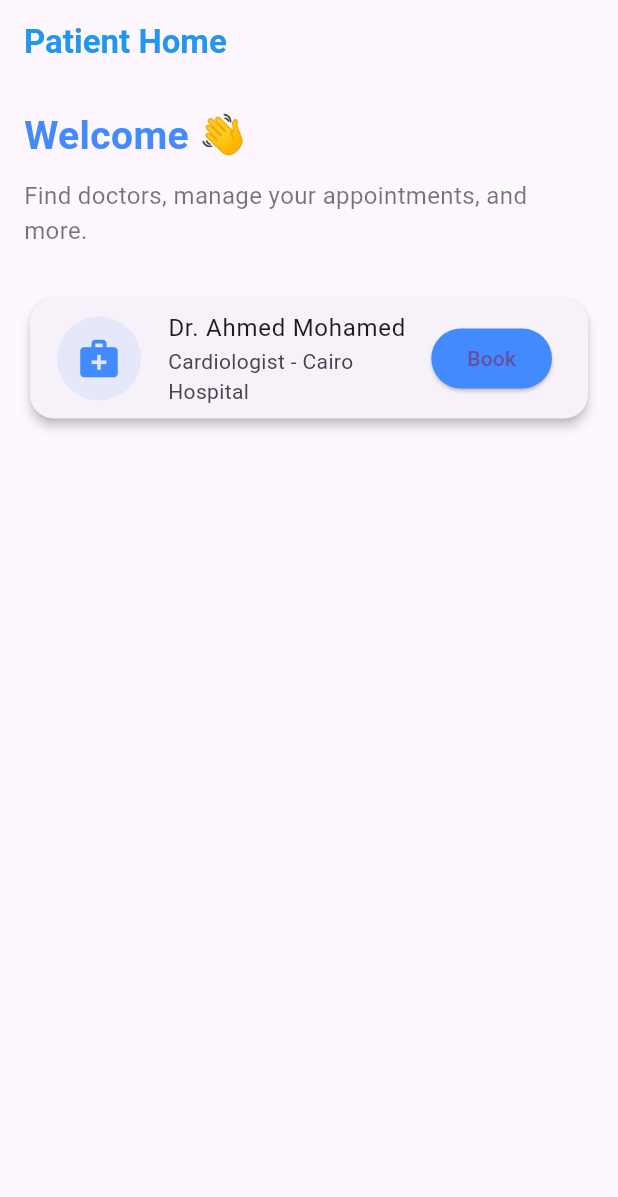
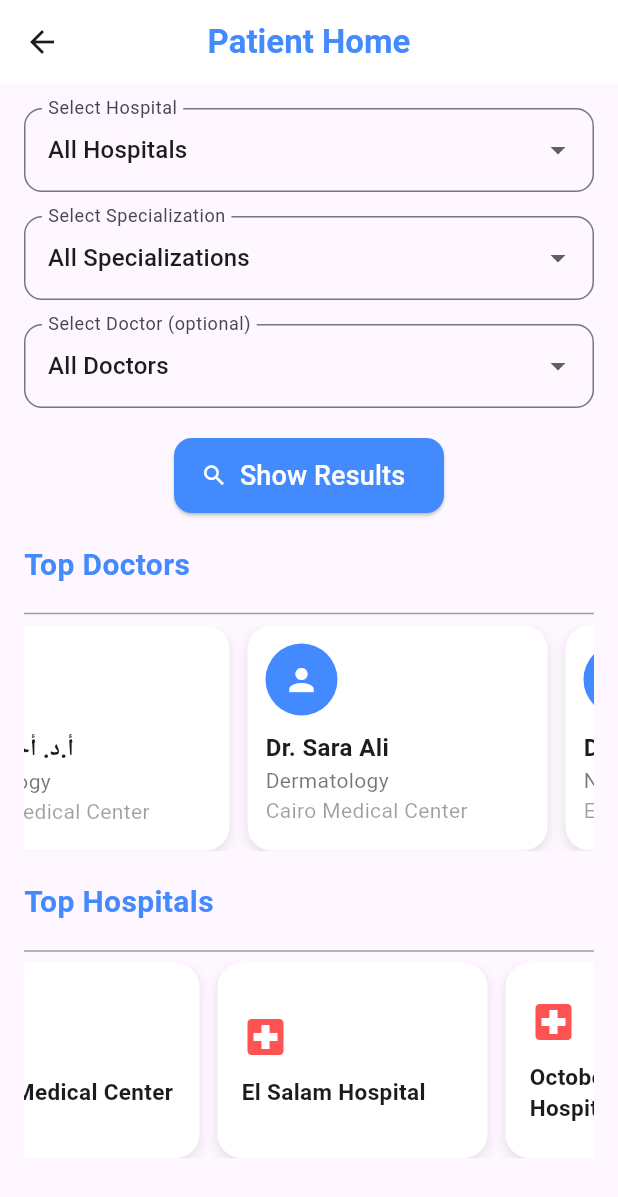
Before and after one commit to Ahmed-Elmalah/medical-app, a Flutter app: the PatientHomeScreen screen opened directly, on a phone screen of 412 x 824 dp. Shown: the top 1197 px of the screen. Run offline on Flutter 3.47's test engine with Material 3 defaults, Android fonts, the phone set to English and light mode, and no system bars.

Commit message:
to slider

```diff
--- /dev/null
+++ b/lib/data/dummy_doctors.dart
@@ -0,0 +1,27 @@
+final List<Map<String, String>> dummyDoctors = [
+  {"name": "أ.د. أحمد خالد", "hospital": "Cairo Medical Center", "specialization": "Cardiology"},
+  {"name": "Dr. Sara Ali", "hospital": "Cairo Medical Center", "specialization": "Dermatology"},
+  {"name": "Dr. Omar Hany", "hospital": "El Salam Hospital", "specialization": "Neurology"},
+  {"name": "Dr. Mona Tarek", "hospital": "October General Hospital", "specialization": "Orthopedics"},
+  {"name": "Dr. Youssef Adel", "hospital": "October General Hospital", "specialization": "Cardiology"},
+  {"name": "Dr. Hagar Said", "hospital": "El Salam Hospital", "specialization": "Pediatrics"},
+  {"name": "Dr. Kareem Hassan", "hospital": "Alex Health Care", "specialization": "Dermatology"},
+  {"name": "Dr. Laila Nasser", "hospital": "Alex Health Care", "specialization": "Gynecology"},
+  {"name": "Dr. Ahmed Zaki", "hospital": "Cairo Medical Center", "specialization": "Neurology"},
+  {"name": "Dr. Nour Tarek", "hospital": "October General Hospital", "specialization": "Pediatrics"},
+  {"name": "Dr. Sherif Nabil", "hospital": "Cairo Medical Center", "specialization": "Orthopedics"},
+  {"name": "Dr. Hend Ibrahim", "hospital": "El Salam Hospital", "specialization": "Dermatology"},
+  {"name": "Dr. Tamer Khaled", "hospital": "Alex Health Care", "specialization": "Cardiology"},
+  {"name": "Dr. Mariam Saad", "hospital": "October General Hospital", "specialization": "Gynecology"},
+  {"name": "Dr. Fady Adel", "hospital": "Cairo Medical Center", "specialization": "Pediatrics"},
+  {"name": "Dr. Rana Youssef", "hospital": "Alex Health Care", "specialization": "Neurology"},
+  {"name": "Dr. Islam Mostafa", "hospital": "El Salam Hospital", "specialization": "Orthopedics"},
+  {"name": "Dr. Salma Hassan", "hospital": "October General Hospital", "specialization": "Dermatology"},
+  {"name": "Dr. Mahmoud Omar", "hospital": "Cairo Medical Center", "specialization": "Cardiology"},
+  {"name": "Dr. Dalia Mahmoud", "hospital": "El Salam Hospital", "specialization": "Pediatrics"},
+  {"name": "Dr. Hossam Atef", "hospital": "Alex Health Care", "specialization": "Neurology"},
+  {"name": "Dr. Nada Gamal", "hospital": "October General Hospital", "specialization": "Gynecology"},
+  {"name": "Dr. Nader Khalil", "hospital": "Cairo Medical Center", "specialization": "Orthopedics"},
+  {"name": "Dr. Yara Hassan", "hospital": "El Salam Hospital", "specialization": "Dermatology"},
+  {"name": "Dr. Mostafa Adel", "hospital": "Alex Health Care", "specialization": "Pediatrics"},
+];
--- a/lib/screens/patient/home_page.dart
+++ b/lib/screens/patient/home_page.dart
@@ -1,62 +1,187 @@
+import 'dart:async';
 import 'package:flutter/material.dart';
+import 'package:flutter/rendering.dart';
 
-class PatientHomeScreen extends StatelessWidget {
+import '../../data/dummy_doctors.dart';
+import '../../widgets/doctor_card.dart';
+
+import '../../widgets/filters_section.dart';
+import '../../widgets/top_doctors_list.dart';
+import '../../widgets/top_hospitals_list.dart';
+
+class PatientHomeScreen extends StatefulWidget {
   const PatientHomeScreen({Key? key}) : super(key: key);
 
   @override
+  State<PatientHomeScreen> createState() => _PatientHomeScreenState();
+}
+
+class _PatientHomeScreenState extends State<PatientHomeScreen> {
+  String selectedHospital = "All Hospitals";
+  String selectedSpecialization = "All Specializations";
+  String selectedDoctor = "All Doctors";
+  List<Map<String, String>> filteredDoctors = [];
+
+  late ScrollController _doctorScrollController;
+  late ScrollController _hospitalScrollController;
+  Timer? _scrollTimer;
+  bool _userInteracting = false;
+
+  @override
+  void initState() {
+    super.initState();
+    _doctorScrollController = ScrollController();
+    _hospitalScrollController = ScrollController();
+    _startAutoScroll();
+  }
+
+  void _startAutoScroll() {
+    _scrollTimer = Timer.periodic(const Duration(milliseconds: 30), (timer) {
+      if (!_userInteracting) {
+        _autoScroll(_doctorScrollController);
+        _autoScroll(_hospitalScrollController);
+      }
+    });
+  }
+
+  void _autoScroll(ScrollController controller) {
+    if (!controller.hasClients) return;
+    final maxScroll = controller.position.maxScrollExtent;
+    final currentScroll = controller.offset;
+
+    double next = currentScroll + 1;
+    if (next >= maxScroll) {
+      next = 0;
+    }
+
+    controller.jumpTo(next);
+  }
+
+  void _onUserInteractionStart() {
+    _userInteracting = true;
+    _scrollTimer?.cancel();
+  }
+
+  void _onUserInteractionEnd() {
+    _userInteracting = true;
+    Future.delayed(const Duration(seconds: 3), () {
+      _userInteracting = false;
+      _startAutoScroll();
+    });
+  }
+
+  @override
+  void dispose() {
+    _scrollTimer?.cancel();
+    _doctorScrollController.dispose();
+    _hospitalScrollController.dispose();
+    super.dispose();
+  }
+
+  void _filterDoctors() {
+    setState(() {
+      filteredDoctors = dummyDoctors.where((doc) {
+        final matchesHospital =
+            selectedHospital == "All Hospitals" || doc["hospital"] == selectedHospital;
+        final matchesSpecialization =
+            selectedSpecialization == "All Specializations" ||
+            doc["specialization"] == selectedSpecialization;
+        final matchesDoctor =
+            selectedDoctor == "All Doctors" || doc["name"] == selectedDoctor;
+        return matchesHospital && matchesSpecialization && matchesDoctor;
+      }).toList();
+    });
+  }
+
+  @override
   Widget build(BuildContext context) {
+    final hospitals = ["All Hospitals", ...dummyDoctors.map((d) => d["hospital"]!).toSet()];
+    final specializations =
+        ["All Specializations", ...dummyDoctors.map((d) => d["specialization"]!).toSet()];
+    final doctorNames = [
+      "All Doctors",
+      ...dummyDoctors
+          .where((d) =>
+              (selectedHospital == "All Hospitals" || d["hospital"] == selectedHospital) &&
+              (selectedSpecialization == "All Specializations" ||
+                  d["specialization"] == selectedSpecialization))
+          .map((d) => d["name"]!)
+          .toSet()
+    ];
+
+    final bestDoctors = dummyDoctors.take(5).toList();
+    final bestHospitals = dummyDoctors
+        .map((d) => d["hospital"]!)
+        .toSet()
+        .toList()
+        .take(5)
+        .toList();
+
     return Scaffold(
       appBar: AppBar(
-        automaticallyImplyLeading: false,
+        backgroundColor: Colors.white,
         title: const Text(
           "Patient Home",
-          style: TextStyle(fontWeight: FontWeight.bold, color: Colors.blue),
+          style: TextStyle(color: Colors.blueAccent, fontWeight: FontWeight.bold),
         ),
+        centerTitle: true,
+        elevation: 0,
       ),
       body: Padding(
-        padding: const EdgeInsets.all(16.0),
-        child: ListView(
+        padding: const EdgeInsets.all(16),
+        child: Column(
           children: [
-            Text(
-              "Welcome 👋",
-              style: TextStyle(
-                fontSize: 26,
-                fontWeight: FontWeight.bold,
-                color: Colors.blueAccent,
-              ),
+            FiltersSection(
+              selectedHospital: selectedHospital,
+              selectedSpecialization: selectedSpecialization,
+              selectedDoctor: selectedDoctor,
+              hospitals: hospitals,
+              specializations: specializations,
+              doctorNames: doctorNames,
+              onHospitalChanged: (val) => setState(() => selectedHospital = val!),
+              onSpecializationChanged: (val) => setState(() => selectedSpecialization = val!),
+              onDoctorChanged: (val) => setState(() => selectedDoctor = val!),
+              onSearchPressed: _filterDoctors,
             ),
-            const SizedBox(height: 10),
-            const Text(
-              "Find doctors, manage your appointments, and more.",
-              style: TextStyle(fontSize: 16, color: Colors.black54),
-            ),
-            const SizedBox(height: 30),
-
-            Card(
-              shape: RoundedRectangleBorder(
-                borderRadius: BorderRadius.circular(16),
-              ),
-              elevation: 3,
-              child: ListTile(
-                leading: CircleAvatar(
-                  radius: 30,
-                  backgroundColor: Colors.blueAccent.withOpacity(0.1),
-                  child: const Icon(
-                    Icons.medical_services,
-                    size: 30,
-                    color: Colors.blueAccent,
-                  ),
-                ),
-                title: const Text("Dr. Ahmed Mohamed"),
-                subtitle: const Text("Cardiologist - Cairo Hospital"),
-                trailing: ElevatedButton(
-                  style: ElevatedButton.styleFrom(
-                    backgroundColor: Colors.blueAccent,
-                  ),
-                  onPressed: () {},
-                  child: const Text("Book"),
-                ),
-              ),
+            const SizedBox(height: 20),
+            Expanded(
+              child: filteredDoctors.isEmpty
+                  ? NotificationListener<UserScrollNotification>(
+                      onNotification: (notification) {
+                        if (notification.direction == ScrollDirection.forward) {
+                          _onUserInteractionEnd();
+                        } else {
+                          _onUserInteractionStart();
+                        }
+                        return false;
+                      },
+                      child: SingleChildScrollView(
+                        child: Column(
+                          children: [
+                            TopDoctorsList(
+                              scrollController: _doctorScrollController,
+                              doctors: bestDoctors,
+                            ),
+                            const SizedBox(height: 20),
+                            TopHospitalsList(
+                              scrollController: _hospitalScrollController,
+                              hospitals: bestHospitals,
+                            ),
+                          ],
+                        ),
+                      ),
+                    )
+                  : ListView.builder(
+                      itemCount: filteredDoctors.length,
+                      itemBuilder: (context, index) {
+                        final doc = filteredDoctors[index];
+                        return DoctorCard(
+                          name: doc["name"]!,
+                          specialization: doc["specialization"]!,
+                          hospital: doc["hospital"]!,
+                        );
+                      },
+                    ),
             ),
           ],
         ),
--- /dev/null
+++ b/lib/widgets/doctor_card.dart
@@ -0,0 +1,32 @@
+import 'package:flutter/material.dart';
+
+class DoctorCard extends StatelessWidget {
+  final String name;
+  final String specialization;
+  final String hospital;
+
+  const DoctorCard({
+    Key? key,
+    required this.name,
+    required this.specialization,
+    required this.hospital,
+  }) : super(key: key);
+
+  @override
+  Widget build(BuildContext context) {
+    return Card(
+      elevation: 3,
+      margin: const EdgeInsets.symmetric(vertical: 8),
+      shape: RoundedRectangleBorder(borderRadius: BorderRadius.circular(12)),
+      child: ListTile(
+        leading: CircleAvatar(
+          backgroundColor: Colors.blueAccent.withOpacity(0.2),
+          child: const Icon(Icons.person, color: Colors.blue),
+        ),
+        title: Text(name, style: const TextStyle(fontWeight: FontWeight.bold, fontSize: 16)),
+        subtitle: Text("$specialization • $hospital"),
+        trailing: const Icon(Icons.arrow_forward_ios, size: 18),
+      ),
+    );
+  }
+}
--- /dev/null
+++ b/lib/widgets/filters_section.dart
@@ -0,0 +1,89 @@
+import 'package:flutter/material.dart';
+
+class FiltersSection extends StatelessWidget {
+  final String selectedHospital;
+  final String selectedSpecialization;
+  final String selectedDoctor;
+  final List<String> hospitals;
+  final List<String> specializations;
+  final List<String> doctorNames;
+  final ValueChanged<String?> onHospitalChanged;
+  final ValueChanged<String?> onSpecializationChanged;
+  final ValueChanged<String?> onDoctorChanged;
+  final VoidCallback onSearchPressed;
+
+  const FiltersSection({
+    Key? key,
+    required this.selectedHospital,
+    required this.selectedSpecialization,
+    required this.selectedDoctor,
+    required this.hospitals,
+    required this.specializations,
+    required this.doctorNames,
+    required this.onHospitalChanged,
+    required this.onSpecializationChanged,
+    required this.onDoctorChanged,
+    required this.onSearchPressed,
+  }) : super(key: key);
+
+  @override
+  Widget build(BuildContext context) {
+    return Column(
+      children: [
+        DropdownButtonFormField<String>(
+          decoration: InputDecoration(
+            labelText: "Select Hospital",
+            border: OutlineInputBorder(borderRadius: BorderRadius.circular(12)),
+          ),
+          value: selectedHospital,
+          items: hospitals
+              .map((h) => DropdownMenuItem(value: h, child: Text(h)))
+              .toList(),
+          onChanged: onHospitalChanged,
+        ),
+        const SizedBox(height: 16),
+        DropdownButtonFormField<String>(
+          decoration: InputDecoration(
+            labelText: "Select Specialization",
+            border: OutlineInputBorder(borderRadius: BorderRadius.circular(12)),
+          ),
+          value: selectedSpecialization,
+          items: specializations
+              .map((s) => DropdownMenuItem(value: s, child: Text(s)))
+              .toList(),
+          onChanged: onSpecializationChanged,
+        ),
+        const SizedBox(height: 16),
+        DropdownButtonFormField<String>(
+          decoration: InputDecoration(
+            labelText: "Select Doctor (optional)",
+            border: OutlineInputBorder(borderRadius: BorderRadius.circular(12)),
+          ),
+          value: selectedDoctor,
+          items: doctorNames
+              .map((d) => DropdownMenuItem(value: d, child: Text(d)))
+              .toList(),
+          onChanged: onDoctorChanged,
+        ),
+        const SizedBox(height: 20),
+        Center(
+          child: ElevatedButton.icon(
+            onPressed: onSearchPressed,
+            style: ElevatedButton.styleFrom(
+              backgroundColor: Colors.blueAccent,
+              minimumSize: const Size(180, 50),
+              shape: RoundedRectangleBorder(
+                borderRadius: BorderRadius.circular(12),
+              ),
+            ),
+            icon: const Icon(Icons.search, color: Colors.white),
+            label: const Text(
+              "Show Results",
+              style: TextStyle(fontSize: 18, color: Colors.white),
+            ),
+          ),
+        ),
+      ],
+    );
+  }
+}
--- /dev/null
+++ b/lib/widgets/top_doctors_list.dart
@@ -0,0 +1,73 @@
+import 'package:flutter/material.dart';
+
+class TopDoctorsList extends StatelessWidget {
+  final ScrollController scrollController;
+  final List<Map<String, String>> doctors;
+
+  const TopDoctorsList({
+    Key? key,
+    required this.scrollController,
+    required this.doctors,
+  }) : super(key: key);
+
+  @override
+  Widget build(BuildContext context) {
+    return Column(
+      crossAxisAlignment: CrossAxisAlignment.start,
+      children: [
+        const Text(
+          "Top Doctors",
+          style: TextStyle(fontSize: 20, fontWeight: FontWeight.bold, color: Colors.blueAccent),
+        ),
+        const SizedBox(height: 10),
+        Divider(color: Colors.grey),
+        SizedBox(
+          height: 150,
+          child: ListView.builder(
+            controller: scrollController,
+            scrollDirection: Axis.horizontal,
+            itemCount: doctors.length,
+            itemBuilder: (context, index) {
+              final doc = doctors[index];
+              return Container(
+                width: 200,
+                margin: const EdgeInsets.only(right: 12),
+                decoration: BoxDecoration(
+                  color: Colors.white,
+                  borderRadius: BorderRadius.circular(16),
+                  boxShadow: [
+                    BoxShadow(
+                      color: Colors.black12.withOpacity(0.1),
+                      blurRadius: 6,
+                      offset: const Offset(0, 3),
+                    ),
+                  ],
+                ),
+                child: Padding(
+                  padding: const EdgeInsets.all(12),
+                  child: Column(
+                    crossAxisAlignment: CrossAxisAlignment.start,
+                    children: [
+                      const CircleAvatar(
+                        radius: 24,
+                        backgroundColor: Colors.blueAccent,
+                        child: Icon(Icons.person, color: Colors.white),
+                      ),
+                      const SizedBox(height: 10),
+                      Text(
+                        doc["name"]!,
+                        style: const TextStyle(fontWeight: FontWeight.bold, fontSize: 16),
+                      ),
+                      Text(doc["specialization"]!, style: const TextStyle(color: Colors.black54)),
+                      Text(doc["hospital"]!, style: const TextStyle(color: Colors.black38)),
+                    ],
+                  ),
+                ),
+              );
+            },
+          ),
+        ),
+      ],
+    );
+  }
+}
--- /dev/null
+++ b/lib/widgets/top_hospitals_list.dart
@@ -0,0 +1,68 @@
+import 'package:flutter/material.dart';
+
+class TopHospitalsList extends StatelessWidget {
+  final ScrollController scrollController;
+  final List<String> hospitals;
+
+  const TopHospitalsList({
+    Key? key,
+    required this.scrollController,
+    required this.hospitals,
+  }) : super(key: key);
+
+  @override
+  Widget build(BuildContext context) {
+    return Column(
+      crossAxisAlignment: CrossAxisAlignment.start,
+      children: [
+        const Text(
+          "Top Hospitals",
+          style: TextStyle(fontSize: 20, fontWeight: FontWeight.bold, color: Colors.blueAccent),
+        ),
+        const SizedBox(height: 10),
+        Divider(color: Colors.grey),
+        SizedBox(
+          height: 130,
+          child: ListView.builder(
+            controller: scrollController,
+            scrollDirection: Axis.horizontal,
+            itemCount: hospitals.length,
+            itemBuilder: (context, index) {
+              final hospital = hospitals[index];
+              return Container(
+                width: 180,
+                margin: const EdgeInsets.only(right: 12),
+                decoration: BoxDecoration(
+                  color: Colors.white,
+                  borderRadius: BorderRadius.circular(16),
+                  boxShadow: [
+                    BoxShadow(
+                      color: Colors.black12.withOpacity(0.1),
+                      blurRadius: 6,
+                      offset: const Offset(0, 3),
+                    ),
+                  ],
+                ),
+                child: Padding(
+                  padding: const EdgeInsets.all(16),
+                  child: Column(
+                    mainAxisAlignment: MainAxisAlignment.center,
+                    crossAxisAlignment: CrossAxisAlignment.start,
+                    children: [
+                      const Icon(Icons.local_hospital, color: Colors.redAccent, size: 32),
+                      const SizedBox(height: 10),
+                      Text(
+                        hospital,
+                        style: const TextStyle(fontWeight: FontWeight.bold, fontSize: 15),
+                      ),
+                    ],
+                  ),
+                ),
+              );
+            },
+          ),
+        ),
+      ],
+    );
+  }
+}
```
